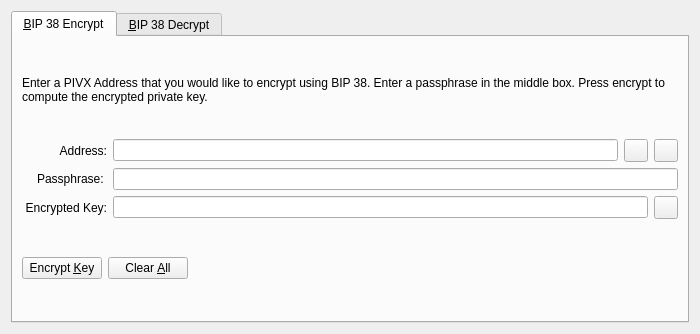
Old version of the form src/qt/forms/bip38tooldialog.ui in the repository bytzcurrency/slate.
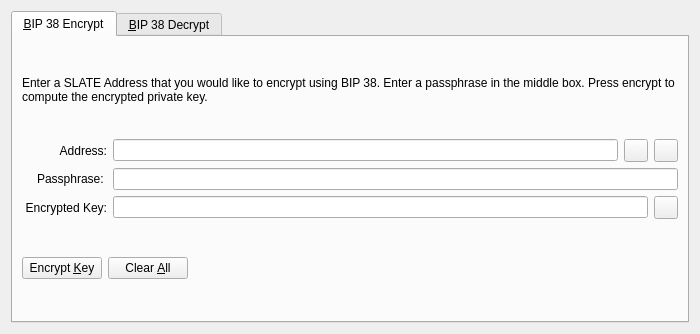
New version of the form. The open tabs and pages were chosen to show the change. Icons and pictures are not drawn. Custom widgets are drawn as their Qt base class.

Commit message: Rebrand from PIVX --> SLATE

The edit to the form file:
```diff
--- a/src/qt/forms/bip38tooldialog.ui
+++ b/src/qt/forms/bip38tooldialog.ui
@@ -30,7 +30,7 @@
        <item>
         <widget class="QLabel" name="infoLabel_ENC">
          <property name="text">
-          <string>Enter a PIVX Address that you would like to encrypt using BIP 38. Enter a passphrase in the middle box. Press encrypt to compute the encrypted private key.</string>
+          <string>Enter a SLATE Address that you would like to encrypt using BIP 38. Enter a passphrase in the middle box. Press encrypt to compute the encrypted private key.</string>
          </property>
          <property name="textFormat">
           <enum>Qt::PlainText</enum>
```
Left out of the diff: 22 changed lines with no effect on the pictures. The commit also changes 331 other files.
